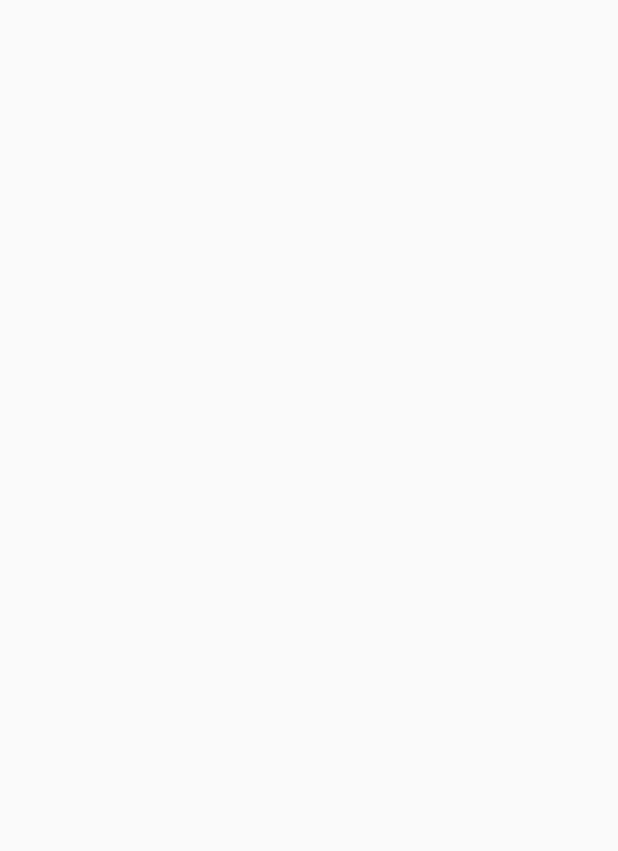
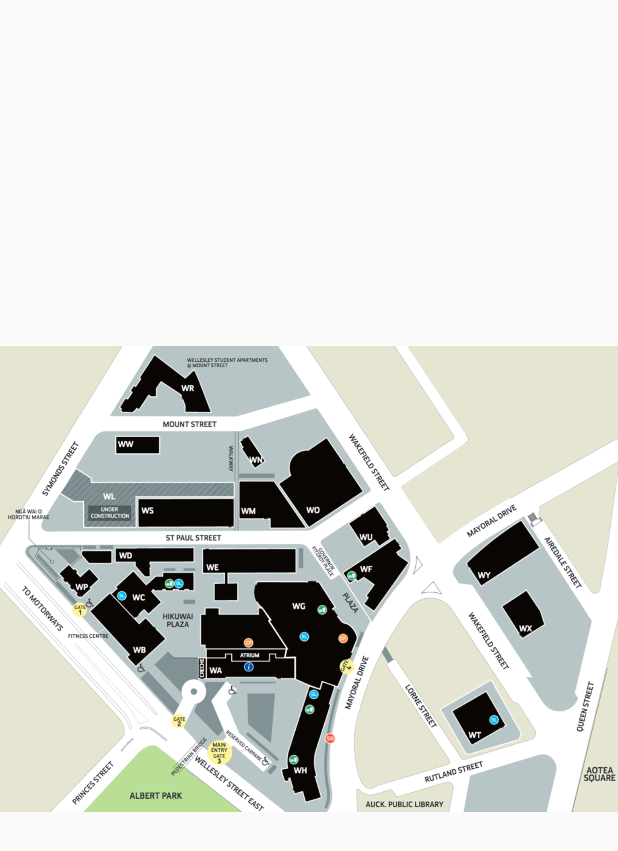
Before and after one commit to yavgn/STUD, an Android app: the MapsActivity screen opened directly, with no data from a screen before it, on a phone screen of 412 x 824 dp. Before the commit the part shown is empty. Shown: the top 851 px of the screen. Run offline under Robolectric (Android 15) with nearby library versions, the phone set to English and light mode, and no system bars.

Commit message:
Fixed Maps
Fixed maps, it now shows picture of campus map

```diff
--- a/Studmaster/app/src/main/AndroidManifest.xml
+++ b/Studmaster/app/src/main/AndroidManifest.xml
@@ -29,7 +29,8 @@
         <activity android:name=".activities.LibraryActivity" />
         <activity android:name=".activities.TimerActivity" />
         <activity android:name=".activities.EmailActivity" />
-        <activity android:name=".activities.MapsActivity"></activity>
+        <activity android:name=".activities.MapsActivity">
+        </activity>
     </application>
 
 </manifest>
--- a/Studmaster/app/src/main/java/fck2068/example/loginpage/activities/MapsActivity.java
+++ b/Studmaster/app/src/main/java/fck2068/example/loginpage/activities/MapsActivity.java
@@ -2,7 +2,6 @@ package fck2068.example.loginpage.activities;
 
 import android.support.v7.app.AppCompatActivity;
 import android.os.Bundle;
-import android.widget.ImageView;
 
 import fck2068.example.loginpage.R;
 
@@ -11,12 +10,6 @@ public class MapsActivity extends AppCompatActivity {
     @Override
     protected void onCreate(Bundle savedInstanceState) {
         super.onCreate(savedInstanceState);
-        setContentView(R.layout.activity_maps2);
-
-        ImageView mapImage = findViewById(R.id.mapImage);
-        int imageResource = getResources().getIdentifier("@drawable/map_campus.png",null,this.getPackageName());
-        mapImage.setImageResource(imageResource);
-
-
+        setContentView(R.layout.activity_maps);
     }
 }
--- a/Studmaster/app/src/main/res/layout/activity_email.xml
+++ b/Studmaster/app/src/main/res/layout/activity_email.xml
@@ -45,14 +45,13 @@
         android:layout_marginTop="8dp"
         android:layout_marginEnd="52dp"
         android:layout_marginBottom="40dp"
-        android:text="@string/send"
+        android:text="@string/sending"
         app:layout_constraintBottom_toBottomOf="parent"
         app:layout_constraintEnd_toEndOf="parent"
         app:layout_constraintHorizontal_bias="0.593"
         app:layout_constraintStart_toStartOf="parent"
         app:layout_constraintTop_toBottomOf="@+id/emailBody"
-        app:layout_constraintVertical_bias="0.809"
-        tools:text="Send" />
+        app:layout_constraintVertical_bias="0.809" />
 
     <EditText
         android:id="@+id/emailBody"
--- /dev/null
+++ b/Studmaster/app/src/main/res/layout/activity_maps.xml
@@ -0,0 +1,14 @@
+<?xml version="1.0" encoding="utf-8"?>
+<android.support.constraint.ConstraintLayout xmlns:android="http://schemas.android.com/apk/res/android"
+    xmlns:app="http://schemas.android.com/apk/res-auto"
+    xmlns:tools="http://schemas.android.com/tools"
+    android:layout_width="match_parent"
+    android:layout_height="match_parent"
+    tools:context=".activities.MapsActivity">
+
+    <ImageView
+        android:layout_width="wrap_content"
+        android:layout_height="wrap_content"
+        android:src="@drawable/map_campus"/>
+
+</android.support.constraint.ConstraintLayout>
--- a/Studmaster/app/src/main/res/layout/activity_maps2.xml
+++ /dev/null
@@ -1,23 +0,0 @@
-<?xml version="1.0" encoding="utf-8"?>
-<android.support.constraint.ConstraintLayout xmlns:android="http://schemas.android.com/apk/res/android"
-    xmlns:app="http://schemas.android.com/apk/res-auto"
-    xmlns:tools="http://schemas.android.com/tools"
-    android:layout_width="match_parent"
-    android:layout_height="match_parent"
-    tools:context=".activities.MapsActivity">
-
-    <ImageView
-        android:id="@+id/mapImage"
-        android:layout_width="250dp"
-        android:layout_height="400dp"
-        android:layout_marginStart="8dp"
-        android:layout_marginTop="8dp"
-        android:layout_marginEnd="8dp"
-        android:layout_marginBottom="8dp"
-        android:contentDescription="@string/map"
-        app:layout_constraintBottom_toBottomOf="parent"
-        app:layout_constraintEnd_toEndOf="parent"
-        app:layout_constraintStart_toStartOf="parent"
-        app:layout_constraintTop_toTopOf="parent"
-        app:srcCompat="@drawable/map_campus" />
-</android.support.constraint.ConstraintLayout>
--- a/Studmaster/app/src/main/res/values/strings.xml
+++ b/Studmaster/app/src/main/res/values/strings.xml
@@ -27,4 +27,5 @@
     <string name="subject">Subject</string>
     <string name="add_message_here">Add message here</string>
     <string name="map">map</string>
+    <string name="sending">Send</string>
 </resources>
--- a/Studmaster/build.gradle
+++ b/Studmaster/build.gradle
@@ -7,7 +7,7 @@ buildscript {
         jcenter()
     }
     dependencies {
-        classpath 'com.android.tools.build:gradle:3.2.0'
+        classpath 'com.android.tools.build:gradle:3.2.1'
 
 
         // NOTE: Do not place your application dependencies here; they belong
```
